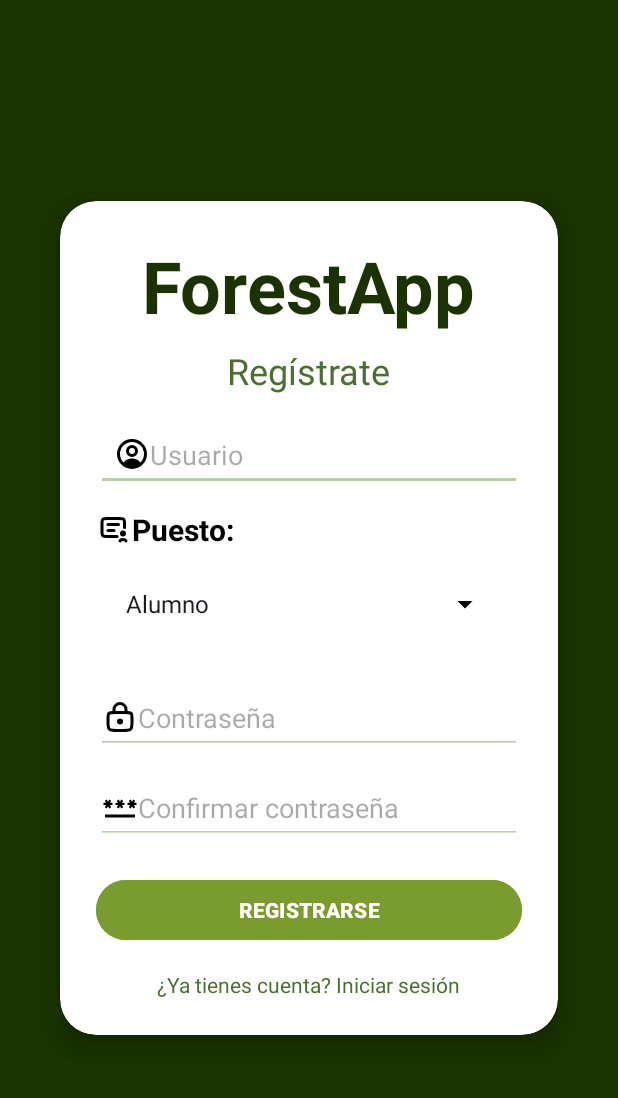
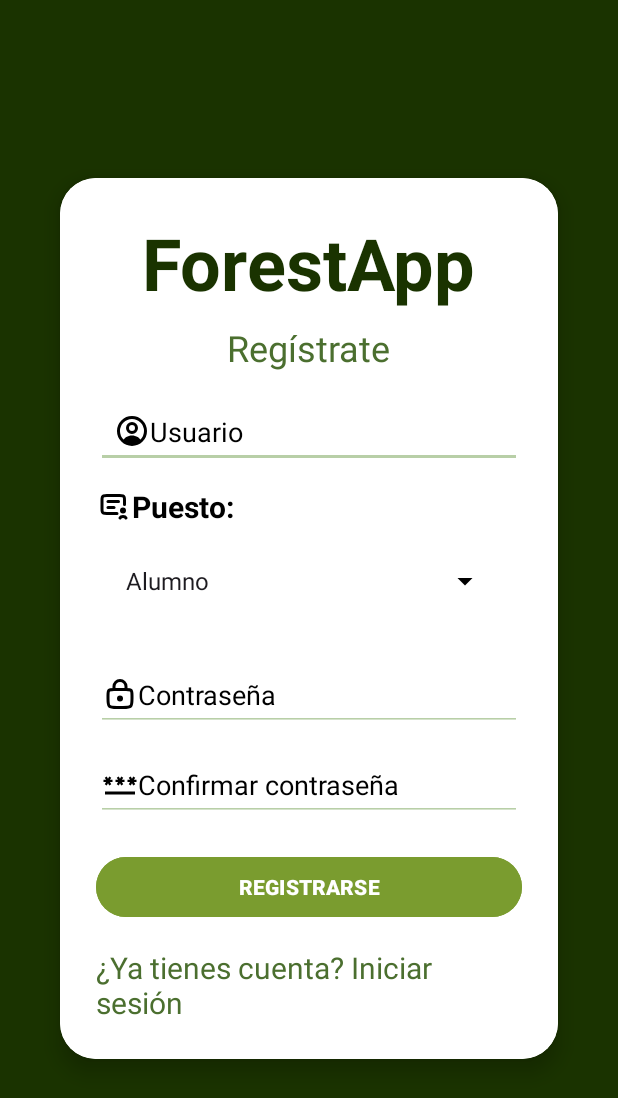
Before and after one commit to Veca-LAG/Forestales, an Android app: the RegisterActivity screen opened directly, with no data from a screen before it, on a phone screen of 412 x 824 dp. Shown: the top 1098 px of the screen. Run offline under Robolectric (Android 15) with nearby library versions, the phone set to English and light mode, and no system bars.

Commit message:
color pantalla

```diff
--- a/app/src/main/res/layout/activity_register.xml
+++ b/app/src/main/res/layout/activity_register.xml
@@ -26,6 +26,7 @@
         <LinearLayout
             android:layout_width="match_parent"
             android:layout_height="wrap_content"
+            android:background="#FFFFFF"
             android:orientation="vertical"
             android:padding="24dp">
 
@@ -62,6 +63,7 @@
                 android:hint="Usuario"
                 android:inputType="textEmailAddress"
                 android:paddingStart="12dp"
+                android:textColorHint="@color/black"
                 android:textColor="#1A3300" />
 
             <!-- Puesto -->
@@ -74,6 +76,7 @@
                 android:text="Puesto: "
                 android:textColor="#000000"
                 android:textSize="20sp"
+                android:textColorHint="@color/black"
                 android:textStyle="bold"
                 app:layout_constraintEnd_toEndOf="parent"
                 app:layout_constraintHorizontal_bias="0.0"
@@ -91,6 +94,7 @@
                 android:hint="Puesto"
                 android:minHeight="48dp"
                 android:padding="12dp"
+                android:textColorHint="@color/black"
                 android:textColor="#000000"
                 app:layout_constraintEnd_toEndOf="parent"
                 app:layout_constraintHorizontal_bias="0.0"
@@ -115,6 +119,7 @@
                 android:layout_height="48dp"
                 android:layout_marginTop="12dp"
                 android:backgroundTint="#B8CFA7"
+                android:textColorHint="@color/black"
                 android:drawableStart="@drawable/baseline_lock"
                 android:hint="Contraseña"
                 android:inputType="textPassword"
@@ -127,6 +132,7 @@
                 android:layout_height="48dp"
                 android:layout_marginTop="12dp"
                 android:backgroundTint="#B8CFA7"
+                android:textColorHint="@color/black"
                 android:drawableStart="@drawable/baseline_password"
                 android:hint="Confirmar contraseña"
                 android:inputType="textPassword"
@@ -150,7 +156,7 @@
                 android:layout_height="wrap_content"
                 android:text="¿Ya tienes cuenta? Iniciar sesión"
                 android:textColor="#4B6F2F"
-                android:textSize="14sp"
+                android:textSize="20sp"
                 android:layout_marginTop="16dp"
                 android:layout_gravity="center_horizontal" />
 
```
